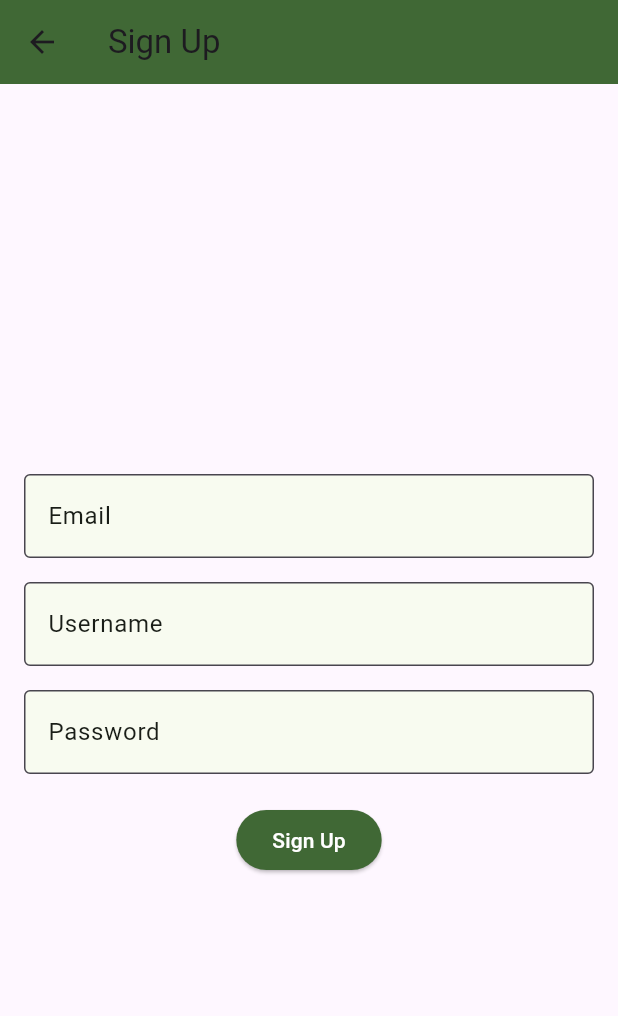
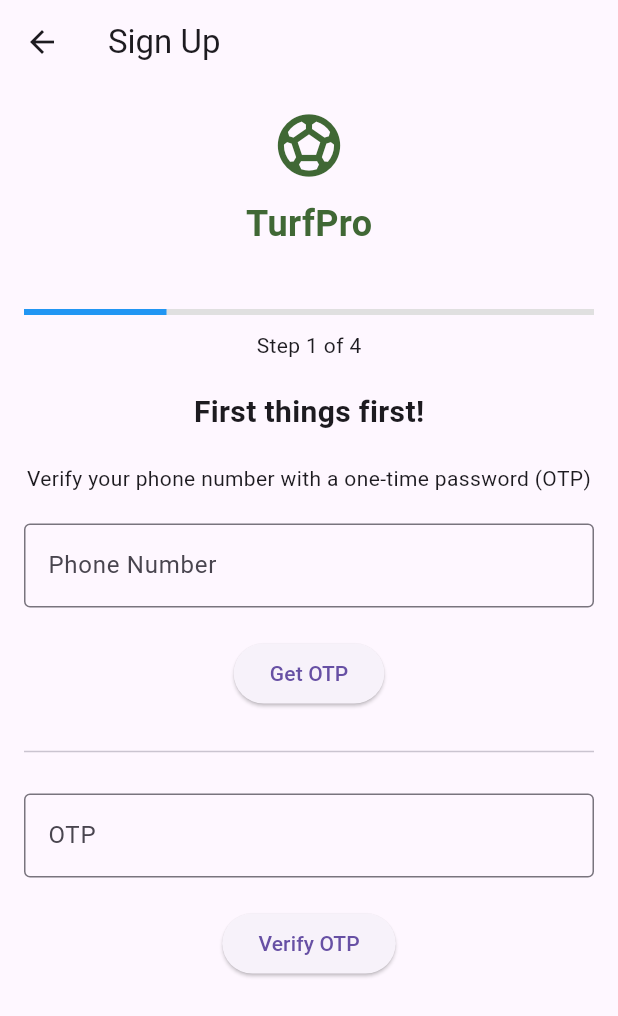
Before and after one commit to Ash-Greninja-Coder/TurfPro, a Flutter app: the screen it shows after launch, after a tap on "Let's get started", on a phone screen of 412 x 824 dp. Shown: the top 1016 px of the screen. Run offline on Flutter 3.47's test engine with Material 3 defaults, Android fonts, the phone set to English and light mode, and no system bars; our stand-ins replace shared_preferences.

Commit message:
Added all screens before sign in and sign up

```diff
--- /dev/null
+++ b/lib/header.dart
@@ -0,0 +1,31 @@
+import 'package:flutter/material.dart';
+import 'package:turfpro/colors.dart';
+
+class HeaderWidget extends StatelessWidget {
+  const HeaderWidget({super.key});
+
+  @override
+  Widget build(BuildContext context) {
+    final ThemeData theme = Theme.of(context);
+    final bool isDarkMode = theme.brightness == Brightness.dark;
+    return Column(
+      children: [
+        Icon(
+          Icons.sports_soccer,
+          size: 50,
+          color: isDarkMode ? AppColors.darkPrimary : AppColors.lightPrimary,
+        ),
+        const SizedBox(height: 10),
+        Text(
+          'TurfPro',
+          style: TextStyle(
+            fontSize: 24,
+            fontWeight: FontWeight.bold,
+            color: isDarkMode ? AppColors.darkPrimary : AppColors.lightPrimary,
+          ),
+        ),
+        const SizedBox(height: 20),
+      ],
+    );
+  }
+}
--- /dev/null
+++ b/lib/indicator.dart
@@ -0,0 +1,27 @@
+import 'package:flutter/material.dart';
+
+class IndicatorWidget extends StatelessWidget {
+  final int currentStep;
+  final int totalSteps;
+
+  const IndicatorWidget({
+    super.key,
+    required this.currentStep,
+    required this.totalSteps,
+  });
+
+  @override
+  Widget build(BuildContext context) {
+    return Column(
+      children: [
+        LinearProgressIndicator(
+          value: currentStep / totalSteps,
+          backgroundColor: Colors.grey[300],
+          valueColor: const AlwaysStoppedAnimation<Color>(Colors.blue),
+        ),
+        const SizedBox(height: 10),
+        Text('Step $currentStep of $totalSteps'),
+      ],
+    );
+  }
+}
--- a/lib/main.dart
+++ b/lib/main.dart
@@ -1,36 +1,36 @@
 import 'package:flutter/material.dart';
-import 'package:turfpro/screen/login.dart';
+import 'package:turfpro/screen/notification.dart';
+import 'package:turfpro/screen/pageload.dart';
+import 'package:turfpro/screen/ready.dart';
+import 'package:turfpro/screen/sportspreference.dart';
 import 'package:turfpro/screen/options.dart';
-import 'package:turfpro/screen/signup.dart';
-import 'package:turfpro/screen/pageload.dart';
 
 void main() {
-  runApp(MyApp());
+  runApp(const MyApp());
 }
 
 class MyApp extends StatelessWidget {
-  MyApp({super.key});
-
-  final ThemeData lightTheme = ThemeData.light();
+  const MyApp({super.key});
 
   @override
   Widget build(BuildContext context) {
     return MaterialApp(
       title: 'TurfPro',
       debugShowCheckedModeBanner: false,
-      theme: lightTheme,
-      home: LoadingWidget(
+      theme: ThemeData.light(),
+      home: const LoadingWidget(
         backgroundTask: _loadData,
-        myPage: const OptionScreen(),
+        myPage: OptionScreen(),
       ),
       routes: {
-        '/login': (context) => const LoginScreen(),
-        '/signup': (context) => const SignupScreen(),
+        '/sports_preferences': (context) => const SportsPreferencesScreen(),
+        '/notification_preferences': (context) => const NotificationPreferencesScreen(),
+        '/ready': (context) => const ReadyScreen(),
       },
     );
   }
+}
 
-  Future<void> _loadData() async {
-    await Future.delayed(const Duration(seconds: 2));
-  }
+Future<void> _loadData() async {
+  await Future.delayed(const Duration(seconds: 2));
 }
--- a/lib/screen/options.dart
+++ b/lib/screen/options.dart
@@ -3,6 +3,7 @@ import 'package:flutter/material.dart';
 import 'package:turfpro/colors.dart';
 import 'package:turfpro/screen/login.dart';
 import 'package:turfpro/screen/signup.dart';
+import 'package:turfpro/header.dart'; // Import the HeaderWidget
 
 class OptionScreen extends StatefulWidget {
   const OptionScreen({super.key});
@@ -93,20 +94,7 @@ class OptionScreenState extends State<OptionScreen> {
       child: Column(
         mainAxisAlignment: MainAxisAlignment.center,
         children: [
-          Icon(
-            Icons.sports_soccer,
-            size: 30,
-            color: isDarkMode ? AppColors.darkPrimary : AppColors.lightPrimary,
-          ),
-          const SizedBox(height: 10),
-          Text(
-            'TurfPro',
-            style: TextStyle(
-              fontSize: 20,
-              fontWeight: FontWeight.bold,
-              color: isDarkMode ? AppColors.darkPrimary : AppColors.lightPrimary,
-            ),
-          ),
+          const HeaderWidget(), // Use the HeaderWidget
           const SizedBox(height: 20),
           SizedBox(
             height: 350,
@@ -198,10 +186,10 @@ class OptionScreenState extends State<OptionScreen> {
             style: ElevatedButton.styleFrom(
               foregroundColor: isDarkMode ? AppColors.darkPrimary : AppColors.lightPrimary,
             ),
-            child: const Text(
+            child: Text(
               "I already have an account",
               style: TextStyle(
-                color: Colors.green,
+                color:isDarkMode ? AppColors.darkPrimary : AppColors.lightPrimary,
               ),
             ),
           ),
--- a/lib/screen/pageload.dart
+++ b/lib/screen/pageload.dart
@@ -1,5 +1,6 @@
 import 'package:flutter/material.dart';
 import 'package:turfpro/colors.dart';
+import 'package:turfpro/header.dart'; // Import the HeaderWidget
 
 class LoadingWidget extends StatelessWidget {
   final Future<void> Function() backgroundTask;
@@ -22,24 +23,13 @@ class LoadingWidget extends StatelessWidget {
         if (snapshot.connectionState == ConnectionState.waiting) {
           return Container(
             color: isDarkMode ? AppColors.darkSurface : AppColors.lightSurface,
-            child: Center(
+            child: const Center( // Removed const from Center
               child: Column(
                 mainAxisAlignment: MainAxisAlignment.center,
                 children: [
-                  Icon(
-                    Icons.sports_soccer,
-                    size: 80,
-                    color: isDarkMode ? AppColors.darkPrimary : AppColors.lightPrimary,
-                  ),
-                  const SizedBox(height: 20),
-                  Text(
-                    'TurfPro',
-                    style: TextStyle(
-                      fontSize: 30,
-                      fontWeight: FontWeight.bold,
-                      color: isDarkMode ? AppColors.darkPrimary : AppColors.lightPrimary,
-                    ),
-                  ),
+                  HeaderWidget(), // Keep this as const since it doesn't rely on runtime values
+                  SizedBox(height: 20),
+                  CircularProgressIndicator(), // Optional: Add a loading spinner
                 ],
               ),
             ),
--- a/lib/screen/signup.dart
+++ b/lib/screen/signup.dart
@@ -1,123 +1,71 @@
 import 'package:flutter/material.dart';
-import 'package:turfpro/colors.dart';
+import 'package:turfpro/indicator.dart';
+import 'package:turfpro/header.dart'; // Import the HeaderWidget
 
-class SignupScreen extends StatefulWidget {
+class SignupScreen extends StatelessWidget {
   const SignupScreen({super.key});
 
   @override
-  SignupScreenState createState() => SignupScreenState();
-}
-
-class SignupScreenState extends State<SignupScreen> {
-  final _formKey = GlobalKey<FormState>();
-  final emailController = TextEditingController();
-  final usernameController = TextEditingController();
-  final passwordController = TextEditingController();
-
-  @override
-  void dispose() {
-    emailController.dispose();
-    usernameController.dispose();
-    passwordController.dispose();
-    super.dispose();
-  }
-
-  @override
   Widget build(BuildContext context) {
-    final ThemeData theme = Theme.of(context);
-    final bool isDarkMode = theme.brightness == Brightness.dark;
-
     return Scaffold(
       appBar: AppBar(
         title: const Text('Sign Up'),
-        backgroundColor: isDarkMode ? AppColors.darkPrimary : AppColors.lightPrimary,
       ),
-      body: Center(
-        child: Form(
-          key: _formKey,
-          child: Padding(
+      body: Padding(
         padding: const EdgeInsets.all(16.0),
         child: Column(
-              mainAxisAlignment: MainAxisAlignment.center,
+          mainAxisAlignment: MainAxisAlignment.start,
           children: [
+            const HeaderWidget(), // Use the HeaderWidget
             const SizedBox(height: 20),
-                TextFormField(
-                  controller: emailController,
+            const IndicatorWidget(currentStep: 1, totalSteps: 4),
+            const SizedBox(height: 20),
+            const Text(
+              'First things first!',
+              style: TextStyle(fontSize: 20, fontWeight: FontWeight.bold),
+            ),
+            const SizedBox(height: 20),
+            const Text(
+              'Verify your phone number with a one-time password (OTP)',
+              textAlign: TextAlign.center,
+            ),
+            const SizedBox(height: 20),
+            const TextField(
               decoration: InputDecoration(
-                    labelText: 'Email',
-                    labelStyle: TextStyle(
-                      color: isDarkMode ? AppColors.darkOnSurface : AppColors.lightOnSurface,
+                labelText: 'Phone Number',
+                border: OutlineInputBorder(),
+                hintText: 'Enter your phone number',
               ),
-                    filled: true,
-                    fillColor: isDarkMode ? AppColors.darkSurface : AppColors.lightSurface,
-                    border: OutlineInputBorder(
-                      borderSide: BorderSide(
-                        color: isDarkMode ? AppColors.darkOutline : AppColors.lightOutline,
-                      ),
-                    ),
-                  ),
-                  style: TextStyle(
-                    color: isDarkMode ? AppColors.darkOnSurface : AppColors.lightOnSurface,
-                  ),
-                ),
-                const SizedBox(height: 16),
-                TextFormField(
-                  controller: usernameController,
-                  decoration: InputDecoration(
-                    labelText: 'Username',
-                    labelStyle: TextStyle(
-                      color: isDarkMode ? AppColors.darkOnSurface : AppColors.lightOnSurface,
-                    ),
-                    filled: true,
-                    fillColor: isDarkMode ? AppColors.darkSurface : AppColors.lightSurface,
-                    border: OutlineInputBorder(
-                      borderSide: BorderSide(
-                        color: isDarkMode ? AppColors.darkOutline : AppColors.lightOutline,
-                      ),
-                    ),
-                  ),
-                  style: TextStyle(
-                    color: isDarkMode ? AppColors.darkOnSurface : AppColors.lightOnSurface,
-                  ),
-                ),
-                const SizedBox(height: 16),
-                TextFormField(
-                  controller: passwordController,
-                  obscureText: true,
-                  decoration: InputDecoration(
-                    labelText: 'Password',
-                    labelStyle: TextStyle(
-                      color: isDarkMode ? AppColors.darkOnSurface : AppColors.lightOnSurface,
-                    ),
-                    filled: true,
-                    fillColor: isDarkMode ? AppColors.darkSurface : AppColors.lightSurface,
-                    border: OutlineInputBorder(
-                      borderSide: BorderSide(
-                        color: isDarkMode ? AppColors.darkOutline : AppColors.lightOutline,
-                      ),
-                    ),
-                  ),
-                  style: TextStyle(
-                    color: isDarkMode ? AppColors.darkOnSurface : AppColors.lightOnSurface,
-                  ),
+              keyboardType: TextInputType.phone,
             ),
             const SizedBox(height: 20),
             ElevatedButton(
               onPressed: () {
-                    if (_formKey.currentState!.validate()) {
-                      Navigator.pop(context);
-                      Navigator.pushNamed(context, '/homepage');
-                    }
+                // Add logic to send OTP
+                Navigator.pushNamed(context, '/sports_preferences');
               },
-                  style: ElevatedButton.styleFrom(
-                    backgroundColor: isDarkMode ? AppColors.darkPrimary : AppColors.lightPrimary, // Corrected parameter
-                    foregroundColor: isDarkMode ? AppColors.darkOnPrimary : AppColors.lightOnPrimary, // Corrected parameter
+              child: const Text('Get OTP'),
             ),
-                  child: const Text('Sign Up'),
+            const SizedBox(height: 20),
+            const Divider(),
+            const SizedBox(height: 20),
+            const TextField(
+              decoration: InputDecoration(
+                labelText: 'OTP',
+                border: OutlineInputBorder(),
+                hintText: 'Enter the OTP sent to your phone',
+              ),
+              keyboardType: TextInputType.number,
+            ),
+            const SizedBox(height: 20),
+            ElevatedButton(
+              onPressed: () {
+                // Add logic to verify OTP
+                Navigator.pushNamed(context, '/sports_preferences');
+              },
+              child: const Text('Verify OTP'),
             ),
           ],
-            ),
-          ),
         ),
       ),
     );
--- a/pubspec.yaml
+++ b/pubspec.yaml
@@ -30,6 +30,7 @@ environment:
 dependencies:
   flutter:
     sdk: flutter
+  shared_preferences: ^2.2.3
 
 
   # The following adds the Cupertino Icons font to your application.
```
Also changed, not shown: lib/screen/login.dart (+22 -53 lines), lib/screen/notification.dart (added, +61 -0 lines), lib/screen/ready.dart (added, +42 -0 lines), lib/screen/sportspreference.dart (added, +102 -0 lines), pubspec.lock, 2 other files. Lines whose indentation alone changed are shown as unchanged.
